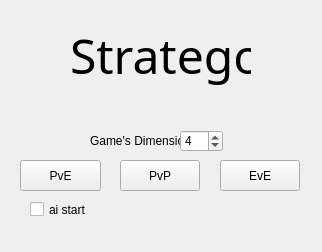
Before: the Qt Designer form mainwindow.ui in Korek302/SI3, drawn with Qt 5.
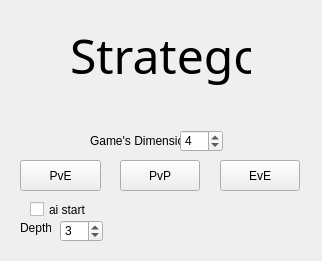
After: the same form once the commit is applied.

Commit message: prep for inher, depth spinBox

Diff of the .ui file:
```diff
--- a/mainwindow.ui
+++ b/mainwindow.ui
@@ -7,7 +7,7 @@
     <x>0</x>
     <y>0</y>
     <width>322</width>
-    <height>252</height>
+    <height>261</height>
    </rect>
   </property>
   <property name="windowTitle">
@@ -114,6 +114,32 @@
      <string>EvE</string>
     </property>
    </widget>
+   <widget class="QSpinBox" name="spinBox_2">
+    <property name="geometry">
+     <rect>
+      <x>60</x>
+      <y>220</y>
+      <width>43</width>
+      <height>22</height>
+     </rect>
+    </property>
+    <property name="value">
+     <number>3</number>
+    </property>
+   </widget>
+   <widget class="QLabel" name="label_3">
+    <property name="geometry">
+     <rect>
+      <x>20</x>
+      <y>220</y>
+      <width>31</width>
+      <height>16</height>
+     </rect>
+    </property>
+    <property name="text">
+     <string>Depth:</string>
+    </property>
+   </widget>
   </widget>
  </widget>
  <layoutdefault spacing="6" margin="11"/>
```
The commit also changes 12 other files.
